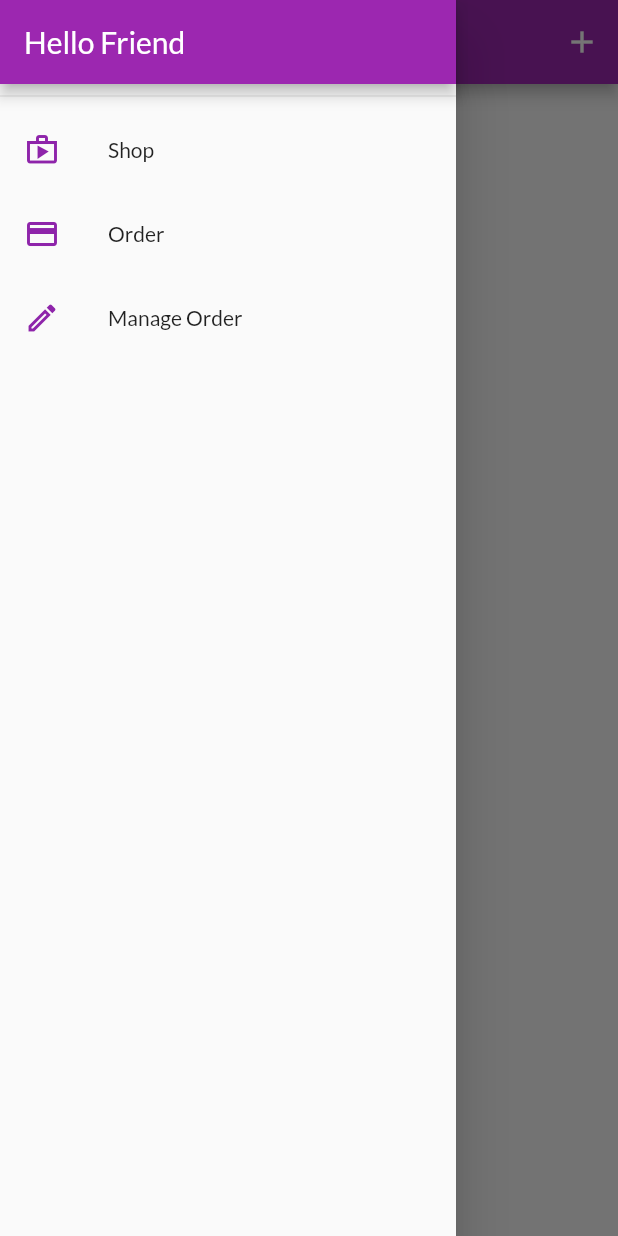
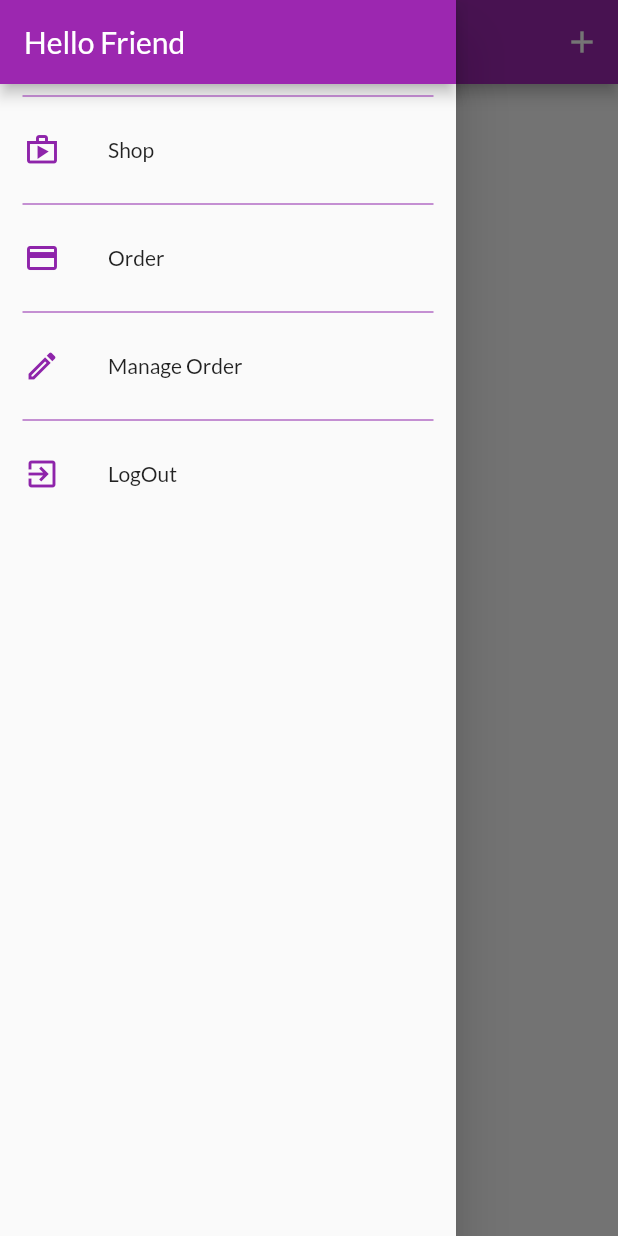
Before and after one commit to isahilgupta1306/shop_app, a Flutter app: the UserProductScreen screen opened by its route, with the side drawer open, on a phone screen of 412 x 824 dp. Run offline on Flutter 3.47's test engine with Material 2 defaults, Android fonts, the phone set to English and light mode, and no system bars; our stand-ins replace shared_preferences; accounts and stored records are empty; network calls fail.

```diff
--- a/lib/provider/products.dart
+++ b/lib/provider/products.dart
@@ -7,8 +7,9 @@ import '../models/http_exception.dart';
 
 class Products with ChangeNotifier {
   final String authToken;
+  final String userId;
 
-  Products(this.authToken, this._items);
+  Products(this.authToken, this.userId, this._items);
 
   List<Product> _items = [
     // Product(
@@ -58,9 +59,11 @@ class Products with ChangeNotifier {
     return _items.where((prodItem) => prodItem.isFavorite).toList();
   }
 
-  Future<void> fetchAndSetProducts() async {
+  Future<void> fetchAndSetProducts([bool filterByUser = false]) async {
+    final filterString =
+        filterByUser ? 'orderBy"crearorId"&equalTo="$userId"' : '';
     final baseUrl =
-        'https://shopapp-b3123-default-rtdb.firebaseio.com/products.json?auth=${authToken}';
+        'https://shopapp-b3123-default-rtdb.firebaseio.com/products.json?auth=${authToken}&${filterString}';
     Uri url = Uri.parse(baseUrl);
     try {
       final response = await http.get(url);
@@ -100,6 +103,7 @@ class Products with ChangeNotifier {
             'imageUrl': product.imageUrl,
             'price': product.price,
             'isFavorite': product.isFavorite,
+            'creatorId': userId,
           }));
 
       final newProduct = Product(
@@ -128,6 +132,7 @@ class Products with ChangeNotifier {
             'description': newProduct.description,
             'imageUrl': newProduct.imageUrl,
             'price': newProduct.price,
+            //'creatorId': user
           }));
       _items[prodIndex] = newProduct;
       notifyListeners();
--- a/lib/screens/user_products_screen.dart
+++ b/lib/screens/user_products_screen.dart
@@ -8,12 +8,13 @@ import '../widgets/user_product_item.dart';
 class UserProductScreen extends StatelessWidget {
   static const routeName = '/user-products';
   Future<void> _refreshProducts(BuildContext context) async {
-    await Provider.of<Products>(context).fetchAndSetProducts();
+    await Provider.of<Products>(context, listen: false)
+        .fetchAndSetProducts(true);
   }
 
   @override
   Widget build(BuildContext context) {
-    final productsData = Provider.of<Products>(context);
+    //final productsData = Provider.of<Products>(context);
     return Scaffold(
       appBar: AppBar(
         title: const Text('Your Products'),
@@ -27,9 +28,19 @@ class UserProductScreen extends StatelessWidget {
         ],
       ),
       drawer: AppDrawer(),
-      body: RefreshIndicator(
+      body: FutureBuilder(
+        future: _refreshProducts(context),
+        builder: (ctx, snapshot) => snapshot.connectionState ==
+                ConnectionState.waiting
+            ? Center(
+                child: CircularProgressIndicator(
+                  valueColor: new AlwaysStoppedAnimation<Color>(Colors.purple),
+                ),
+              )
+            : RefreshIndicator(
                 onRefresh: () => _refreshProducts(context),
-        child: Padding(
+                child: Consumer<Products>(
+                  builder: (ctx, productsData, _) => Padding(
                     padding: EdgeInsets.all(8),
                     child: ListView.builder(
                       itemCount: productsData.items.length,
@@ -50,6 +61,8 @@ class UserProductScreen extends StatelessWidget {
                     ),
                   ),
                 ),
+              ),
+      ),
     );
   }
 }
--- a/lib/widgets/app_drawer.dart
+++ b/lib/widgets/app_drawer.dart
@@ -1,6 +1,8 @@
 import 'package:flutter/material.dart';
 import 'package:flutter_complete_guide/screens/user_products_screen.dart';
 import '../screens/orders_screen.dart';
+import '../provider/auth.dart';
+import 'package:provider/provider.dart';
 
 class AppDrawer extends StatelessWidget {
   @override
@@ -12,7 +14,11 @@ class AppDrawer extends StatelessWidget {
             title: Text('Hello Friend'),
             automaticallyImplyLeading: false,
           ),
-          Divider(),
+          Divider(
+            color: Colors.purple[600],
+            indent: 15,
+            endIndent: 15,
+          ),
           ListTile(
             leading: Icon(
               Icons.shop_outlined,
@@ -22,6 +28,11 @@ class AppDrawer extends StatelessWidget {
             onTap: () {
               Navigator.of(context).pushReplacementNamed('/');
             },
+          ),
+          Divider(
+            color: Colors.purple[600],
+            indent: 15,
+            endIndent: 15,
           ),
           ListTile(
             leading: Icon(
@@ -34,6 +45,11 @@ class AppDrawer extends StatelessWidget {
                   .pushReplacementNamed(OrdersScreen.routeName);
             },
           ),
+          Divider(
+            color: Colors.purple[600],
+            indent: 15,
+            endIndent: 15,
+          ),
           ListTile(
             leading: Icon(
               Icons.edit_outlined,
@@ -44,7 +60,24 @@ class AppDrawer extends StatelessWidget {
               Navigator.of(context)
                   .pushReplacementNamed(UserProductScreen.routeName);
             },
-          )
+          ),
+          Divider(
+            color: Colors.purple[600],
+            indent: 15,
+            endIndent: 15,
+          ),
+          ListTile(
+            leading: Icon(
+              Icons.exit_to_app_outlined,
+              color: Colors.purple[600],
+            ),
+            title: Text('LogOut'),
+            onTap: () {
+              Navigator.of(context).pop();
+              Provider.of<Auth>(context, listen: false).logout();
+              Navigator.of(context).pushReplacementNamed('/');
+            },
+          ),
         ],
       ),
     );
--- a/pubspec.yaml
+++ b/pubspec.yaml
@@ -23,6 +23,7 @@ dependencies:
   intl: ^0.17.0
   http: ^0.13.0
   flutter_svg: ^0.19.3
+  shared_preferences: ^2.0.5
   #flutter_statusbarcolor: ^0.2.3
 
   # The following adds the Cupertino Icons font to your application.
```
Also changed, not shown: lib/main.dart (+13 -2 lines), lib/provider/auth.dart (+60 -1 lines), lib/screens/splash_screen.dart (added, +12 -0 lines), pubspec.lock. Lines whose indentation alone changed are shown as unchanged.
